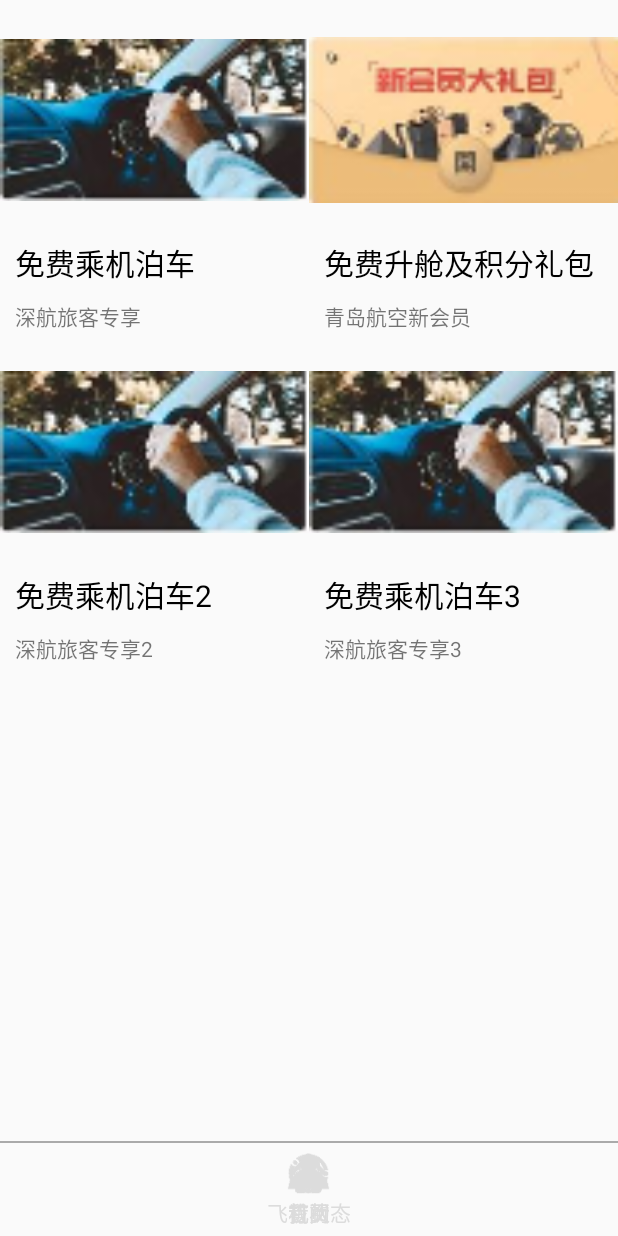
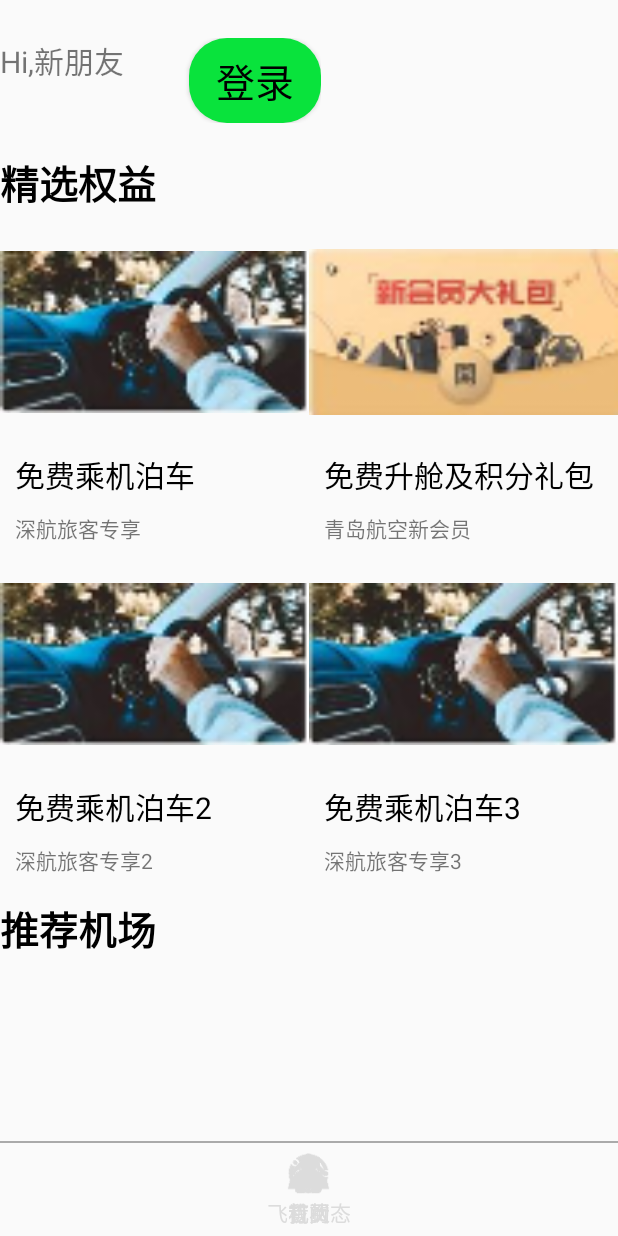
Before and after one commit to hafu26/Airplan, an Android app: the screen it shows after launch (MainActivity), on a phone screen of 412 x 824 dp. Run offline under Robolectric (Android 15) with nearby library versions, the phone set to English and light mode, and no system bars.

Commit message:
2019/7/8 20:00

```diff
--- /dev/null
+++ b/app/src/main/res/drawable/fragment_index_login_button.xml
@@ -0,0 +1,5 @@
+<?xml version="1.0" encoding="utf-8"?>
+<shape xmlns:android="http://schemas.android.com/apk/res/android">
+    <corners android:radius="25dip"/>
+    <solid android:color="#09e33c"/>
+</shape>
--- a/app/src/main/res/layout/fragment_index.xml
+++ b/app/src/main/res/layout/fragment_index.xml
@@ -5,22 +5,84 @@
     tools:context="demo.isoft.com.airplan.fragments.IndexFragment">
 
 
-        <!--ScrollView只能包含一个子控件（LinearLayout）-->
-        <ScrollView
-             android:layout_width="match_parent"
-             android:layout_height="match_parent">
+    <!--ScrollView只能包含一个子控件（LinearLayout）-->
+    <ScrollView
+        android:layout_width="match_parent"
+        android:layout_height="match_parent">
+
 
         <LinearLayout
             android:layout_width="match_parent"
             android:layout_height="match_parent"
             android:orientation="vertical">
 
+            <LinearLayout
+                android:layout_width="wrap_content"
+                android:layout_height="match_parent"
+                android:layout_marginTop="25dp"
+                android:orientation="horizontal">
+
+                <LinearLayout
+                    android:layout_width="match_parent"
+                    android:layout_height="match_parent"
+                    android:orientation="vertical">
+
+                    <TextView
+                        android:layout_width="wrap_content"
+                        android:layout_height="match_parent"
+                        android:text="Hi,新朋友"
+                        android:textSize="20sp" />
+
+                    <TextView
+                        android:layout_width="wrap_content"
+                        android:layout_height="match_parent"
+                        android:layout_marginTop="5dp"
+                        android:text="立即登录享更多服务"
+                        android:textSize="14dp" />
+                </LinearLayout>
+
+                <Button
+                    android:layout_width="wrap_content"
+                    android:layout_height="match_parent"
+                    android:background="@drawable/fragment_index_login_button"
+                    android:text="登录"
+                    android:textColor="#000000"
+                    android:textSize="26dp" />
+            </LinearLayout>
+
+            <HorizontalScrollView
+                android:layout_width="match_parent"
+                android:layout_height="match_parent"
+                android:layout_marginTop="20dp">
+
+                <LinearLayout
+                    android:layout_width="match_parent"
+                    android:layout_height="match_parent"
+                    android:orientation="horizontal"></LinearLayout>
+            </HorizontalScrollView>
+
+            <TextView
+                android:layout_width="match_parent"
+                android:layout_height="match_parent"
+                android:text="精选权益"
+                android:textColor="#000000"
+                android:textSize="26dp"
+                android:textStyle="bold" />
+
             <demo.isoft.com.airplan.myview.MygrideView
                 android:id="@+id/fragment_index_gridview"
                 android:layout_width="match_parent"
                 android:layout_height="wrap_content"
-                android:numColumns="2">
-            </demo.isoft.com.airplan.myview.MygrideView>
+                android:numColumns="2"></demo.isoft.com.airplan.myview.MygrideView>
+
+            <TextView
+                android:layout_width="match_parent"
+                android:layout_height="match_parent"
+                android:layout_marginTop="15dp"
+                android:text="推荐机场"
+                android:textColor="#000000"
+                android:textSize="26dp"
+                android:textStyle="bold" />
         </LinearLayout>
-        </ScrollView>
+    </ScrollView>
 </FrameLayout>
--- /dev/null
+++ b/app/src/main/res/layout/fragment_index_logo_item.xml
@@ -0,0 +1,6 @@
+<?xml version="1.0" encoding="utf-8"?>
+<LinearLayout xmlns:android="http://schemas.android.com/apk/res/android"
+    android:orientation="vertical" android:layout_width="match_parent"
+    android:layout_height="match_parent">
+
+</LinearLayout>
```
